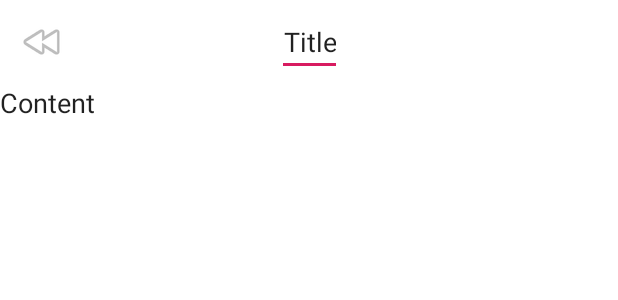
After one commit to chengziorange/MEMOrange, an Android app: the layout activity_memo.xml on its own in the app's theme, with its tools: preview values and no code run, on a phone screen of 412 x 824 dp. The commit adds this screen. Shown: the top 300 px of the screen. Run offline under Robolectric (Android 15) with nearby library versions, the phone set to English and light mode, and no system bars.

Commit message:
Add EditMemo module

```diff
--- a/app/build.gradle
+++ b/app/build.gradle
@@ -34,4 +34,5 @@ dependencies {
 
     implementation 'org.litepal.android:java:3.0.0'
     implementation 'androidx.recyclerview:recyclerview:1.0.0'
+    implementation 'com.google.android.material:material:1.0.0'
 }
--- a/app/src/main/AndroidManifest.xml
+++ b/app/src/main/AndroidManifest.xml
@@ -17,6 +17,9 @@
                 <category android:name="android.intent.category.LAUNCHER" />
             </intent-filter>
         </activity>
+        <activity android:name=".view.EditMemoActivity">
+
+        </activity>
     </application>
 
 </manifest>
--- a/app/src/main/assets/litepal.xml
+++ b/app/src/main/assets/litepal.xml
@@ -8,7 +8,7 @@
     	For example:
     	<dbname value="demo" />
     -->
-    <dbname value="demo" />
+    <dbname value="memorange" />
 
     <!--
     	Define the version of your database. Each time you want
@@ -32,6 +32,7 @@
     	</list>
     -->
     <list>
+        <mapping class="top.orange233.memorange.bean.MemoBean" />
     </list>
 
     <!--
--- a/app/src/main/java/top/orange233/memorange/model/IMemoModel.java
+++ b/app/src/main/java/top/orange233/memorange/model/IMemoModel.java
@@ -1,4 +1,6 @@
 package top.orange233.memorange.model;
+
+import top.orange233.memorange.utils.Callback;
 
 /**
  * MemoModel的接口
@@ -6,4 +8,6 @@ package top.orange233.memorange.model;
 public interface IMemoModel extends IModel {
 
     void addMemo();
+
+    void editMemo(int index, String memoTitle, String memoContent, final Callback callback);
 }
--- a/app/src/main/java/top/orange233/memorange/model/IModel.java
+++ b/app/src/main/java/top/orange233/memorange/model/IModel.java
@@ -4,4 +4,5 @@ package top.orange233.memorange.model;
  * Model的公共接口
  */
 public interface IModel {
+
 }
--- /dev/null
+++ b/app/src/main/res/layout/activity_memo.xml
@@ -0,0 +1,48 @@
+<?xml version="1.0" encoding="utf-8"?>
+<androidx.constraintlayout.widget.ConstraintLayout
+    xmlns:android="http://schemas.android.com/apk/res/android"
+    xmlns:app="http://schemas.android.com/apk/res-auto"
+    xmlns:tools="http://schemas.android.com/tools"
+    android:layout_width="match_parent"
+    android:layout_height="match_parent">
+
+    <androidx.appcompat.widget.Toolbar
+        android:id="@+id/toolbar_memo"
+        android:layout_width="match_parent"
+        android:layout_height="wrap_content"
+        android:background="@android:color/background_light"
+        android:minHeight="?attr/actionBarSize"
+        android:theme="?attr/actionBarTheme"
+        app:layout_constraintEnd_toEndOf="parent"
+        app:layout_constraintStart_toStartOf="parent"
+        app:layout_constraintTop_toTopOf="parent"
+        app:navigationIcon="@android:drawable/ic_media_rew">
+
+    </androidx.appcompat.widget.Toolbar>
+
+    <EditText
+        android:id="@+id/et_memo_title"
+        android:layout_width="wrap_content"
+        android:layout_height="wrap_content"
+        android:gravity="center"
+        android:inputType="text"
+        android:text="Title"
+        app:layout_constraintBottom_toTopOf="@+id/et_memo_content"
+        app:layout_constraintEnd_toEndOf="parent"
+        app:layout_constraintStart_toStartOf="@+id/toolbar_memo"
+        app:layout_constraintTop_toTopOf="@+id/toolbar_memo" />
+
+    <EditText
+        android:id="@+id/et_memo_content"
+        android:layout_width="0dp"
+        android:layout_height="0dp"
+        android:background="@null"
+        android:gravity="start"
+        android:inputType="text"
+        android:text="Content"
+        app:layout_constraintBottom_toBottomOf="parent"
+        app:layout_constraintEnd_toEndOf="parent"
+        app:layout_constraintStart_toStartOf="parent"
+        app:layout_constraintTop_toBottomOf="@+id/toolbar_memo" />
+
+</androidx.constraintlayout.widget.ConstraintLayout>
--- a/app/src/main/res/values/styles.xml
+++ b/app/src/main/res/values/styles.xml
@@ -1,7 +1,7 @@
 <resources>
 
     <!-- Base application theme. -->
-    <style name="AppTheme" parent="Theme.AppCompat.Light.DarkActionBar">
+    <style name="AppTheme" parent="Theme.MaterialComponents.Light.NoActionBar">
         <!-- Customize your theme here. -->
         <item name="colorPrimary">@color/colorPrimary</item>
         <item name="colorPrimaryDark">@color/colorPrimaryDark</item>
```
Also changed, not shown: app/src/main/java/top/orange233/memorange/bean/MemoBean.java (+14 -2 lines), app/src/main/java/top/orange233/memorange/contract/EditMemoContract.java (added, +16 -0 lines), app/src/main/java/top/orange233/memorange/model/MemoModel.java (+7 -0 lines), app/src/main/java/top/orange233/memorange/presenter/EditMemoPresenter.java (added, +25 -0 lines), app/src/main/java/top/orange233/memorange/utils/MyDateFormat.java (added, +23 -0 lines), app/src/main/java/top/orange233/memorange/view/EditMemoActivity.java (added, +40 -0 lines), app/src/main/java/top/orange233/memorange/view/MainActivity.java (+13 -1 lines), app/src/main/res/layout/activity_main.xml (+43 -2 lines), 1 other file.
